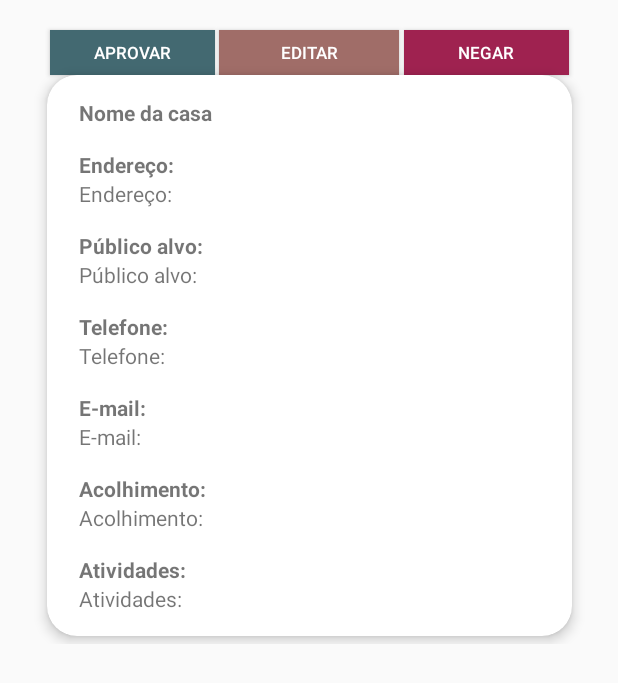
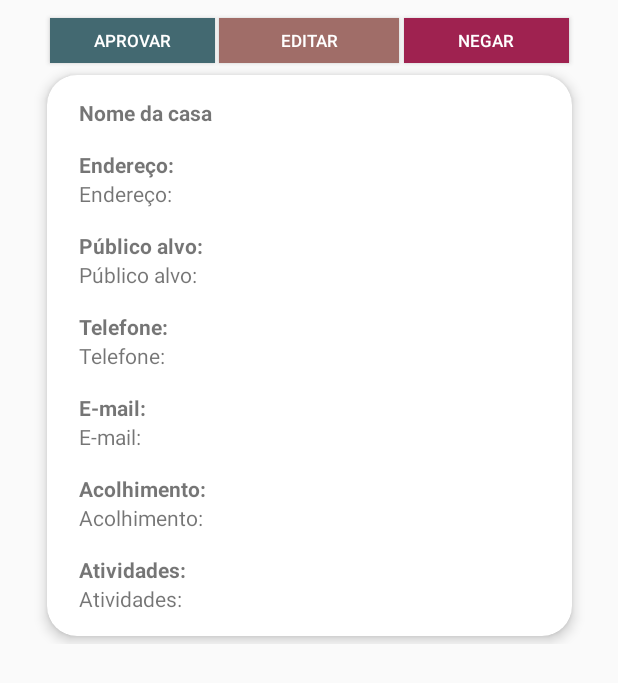
Before and after one commit to jaquecantarino/La-Diversite, an Android app: the layout acolhida_admin_vh.xml on its own in the app's theme, with its tools: preview values and no code run, on a phone screen of 412 x 824 dp. Shown: the top 683 px of the screen. Run offline under Robolectric (Android 15) with nearby library versions, the phone set to English and light mode, and no system bars.

Commit message:
espacamento de btns tela admin

```diff
--- a/app/src/main/res/layout/acolhida_admin_vh.xml
+++ b/app/src/main/res/layout/acolhida_admin_vh.xml
@@ -15,6 +15,7 @@
         android:text="Negar"
         android:textColor="@color/white"
         android:textSize="11sp"
+        android:layout_marginBottom="8dp"
         app:layout_constraintBottom_toTopOf="@+id/card_acolhida"
         app:layout_constraintEnd_toEndOf="parent"
         app:layout_constraintStart_toEndOf="@+id/editar_casa_btn" />
@@ -28,6 +29,7 @@
         android:text="Aprovar"
         android:textColor="@color/white"
         android:textSize="11sp"
+        android:layout_marginBottom="8dp"
         app:layout_constraintBottom_toTopOf="@+id/card_acolhida"
         app:layout_constraintEnd_toStartOf="@+id/editar_casa_btn"
         app:layout_constraintStart_toStartOf="parent" />
@@ -40,6 +42,7 @@
         android:text="Editar"
         android:textColor="@color/white"
         android:textSize="11sp"
+        android:layout_marginBottom="8dp"
         app:layout_constraintBottom_toTopOf="@+id/card_acolhida"
         app:layout_constraintEnd_toStartOf="@+id/negar_btn"
         app:layout_constraintStart_toEndOf="@+id/aprovar_btn" />
```
